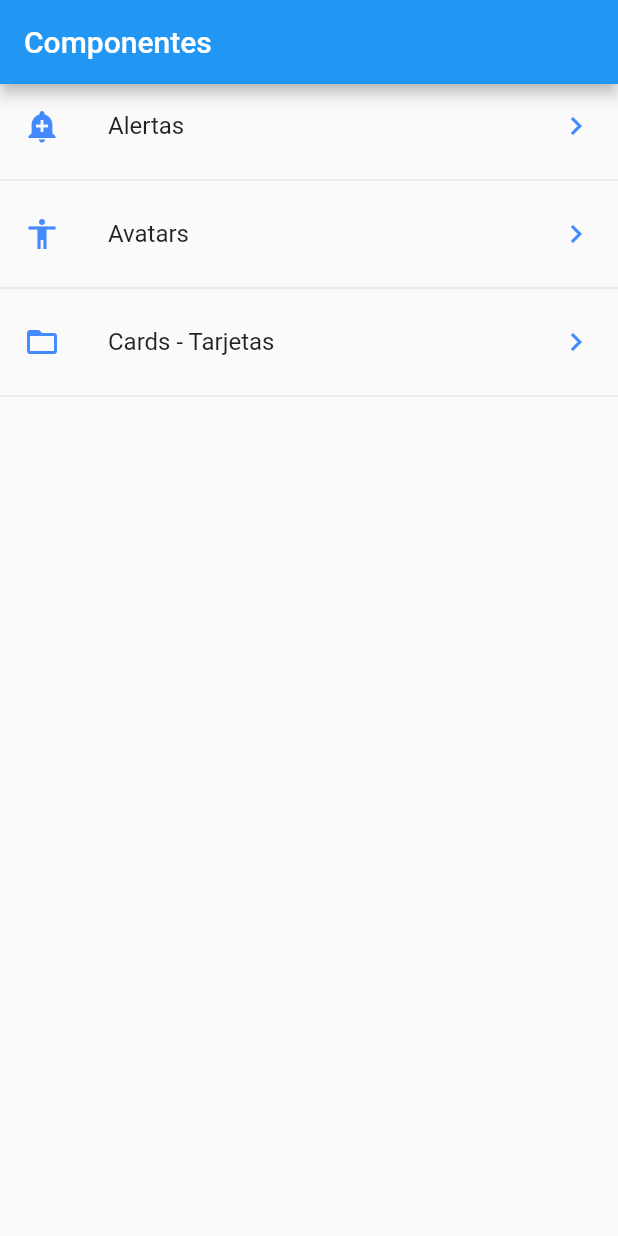
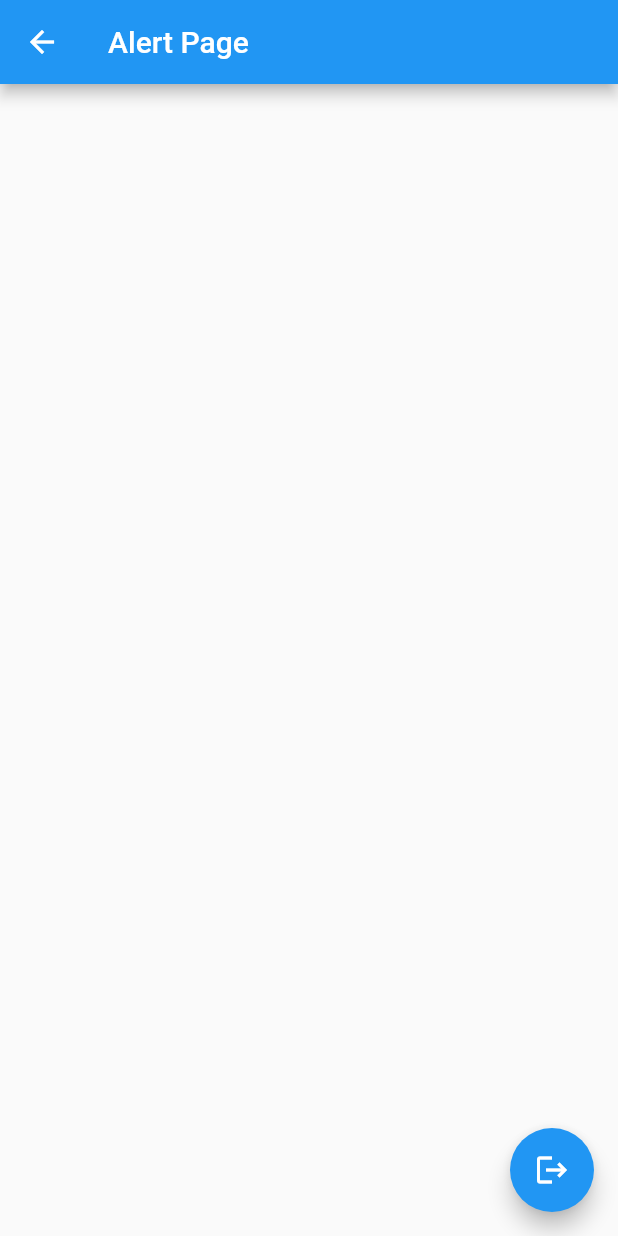
Before and after one commit to luissancheza/componentes, a Flutter app: the screen it shows after launch, after a tap on "Cards - Tarjetas", on a phone screen of 412 x 824 dp. Run offline on Flutter 3.47's test engine with Material 2 defaults, Android fonts, the phone set to English and light mode, and no system bars.

```diff
--- a/lib/main.dart
+++ b/lib/main.dart
@@ -1,7 +1,6 @@
 import 'package:flutter/material.dart';
-import 'package:componentes/src/pages/home_page.dart';
-
-import 'package:flutter/material.dart';
+import 'package:componentes/routes/routes.dart';
+import 'package:componentes/src/pages/alert_page.dart';
 
 void main() => runApp(MyApp());
 
@@ -11,7 +10,13 @@ class MyApp extends StatelessWidget {
     return MaterialApp(
       debugShowCheckedModeBanner: false,
       title: 'Componentes APP',
-      home: HomePage(),
+      // home: HomePage(),
+      initialRoute: '/',
+      routes: getApplicationRoutes(),
+      onGenerateRoute: (RouteSettings settings) {
+        return MaterialPageRoute(
+            builder: (BuildContext context) => AlertPage());
+      },
     );
   }
 }
--- /dev/null
+++ b/lib/routes/routes.dart
@@ -0,0 +1,13 @@
+import 'package:flutter/material.dart';
+
+import 'package:componentes/src/pages/alert_page.dart';
+import 'package:componentes/src/pages/avatar_page.dart';
+import 'package:componentes/src/pages/home_page.dart';
+
+Map<String, WidgetBuilder> getApplicationRoutes() {
+  return <String, WidgetBuilder>{
+    '/': (BuildContext context) => HomePage(),
+    'alert': (BuildContext context) => AlertPage(),
+    'avatar': (BuildContext context) => AvatarPage()
+  };
+}
--- /dev/null
+++ b/lib/src/pages/alert_page.dart
@@ -0,0 +1,19 @@
+import 'package:flutter/material.dart';
+
+class AlertPage extends StatelessWidget {
+  const AlertPage({Key key}) : super(key: key);
+
+  @override
+  Widget build(BuildContext context) {
+    return Scaffold(
+      appBar: AppBar(
+        title: Text("Alert Page"),
+      ),
+      floatingActionButton: FloatingActionButton(
+          child: Icon(Icons.logout),
+          onPressed: () {
+            Navigator.pop(context);
+          }),
+    );
+  }
+}
--- a/lib/src/pages/home_page.dart
+++ b/lib/src/pages/home_page.dart
@@ -21,13 +21,13 @@ class HomePage extends StatelessWidget {
       initialData: [],
       builder: (BuildContext context, AsyncSnapshot snapshot) {
         return ListView(
-          children: _listaItems(snapshot.data),
+          children: _listaItems(snapshot.data, context),
         );
       },
     );
   }
 
-  List<Widget> _listaItems(List<dynamic> data) {
+  List<Widget> _listaItems(List<dynamic> data, BuildContext context) {
     final List<Widget> opciones = [];
     data.forEach((opt) {
       final itemWidget = ListTile(
@@ -37,7 +37,9 @@ class HomePage extends StatelessWidget {
           Icons.keyboard_arrow_right,
           color: Colors.blueAccent,
         ),
-        onTap: () {},
+        onTap: () {
+          Navigator.pushNamed(context, opt['ruta']);
+        },
       );
       opciones..add(itemWidget)..add(Divider());
     });
```
Also changed, not shown: lib/src/pages/avatar_page.dart (added, +14 -0 lines).
